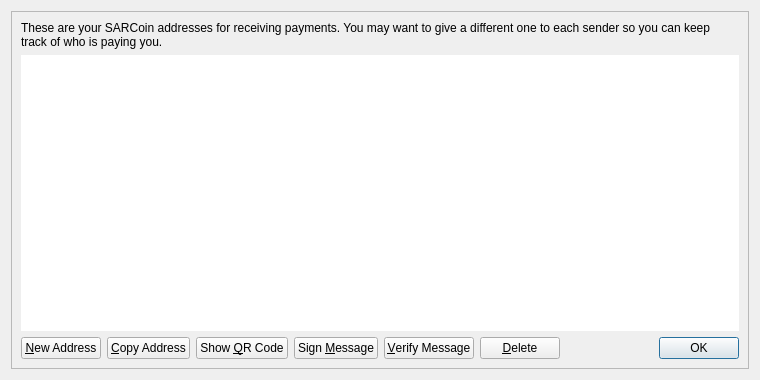
Before: the Qt Designer form src/qt/forms/addressbookpage.ui in sarcoin/SARCoin, drawn with Qt 5.
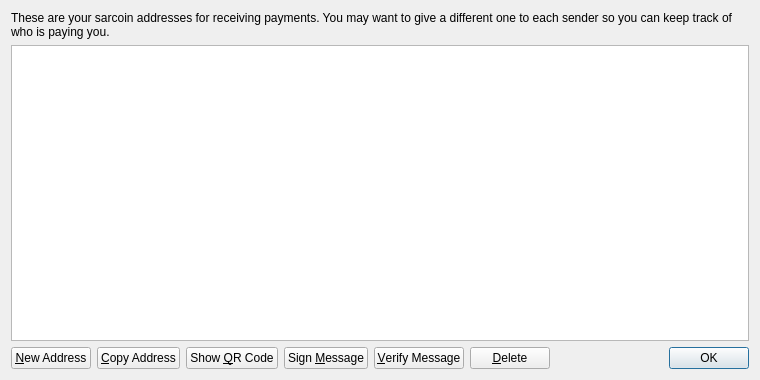
After: the same form once the commit is applied. Icons and pictures are not drawn.

Patch:
```diff
--- a/src/qt/forms/addressbookpage.ui
+++ b/src/qt/forms/addressbookpage.ui
@@ -13,20 +13,11 @@
   <property name="windowTitle">
    <string>Address Book</string>
   </property>
-  <layout class="QVBoxLayout" name="verticalLayout_2">
-   <item>
-    <widget class="QFrame" name="frameMain">
-     <property name="frameShape">
-      <enum>QFrame::StyledPanel</enum>
-     </property>
-     <property name="frameShadow">
-      <enum>QFrame::Raised</enum>
-     </property>
      <layout class="QVBoxLayout" name="verticalLayout">
       <item>
        <widget class="QLabel" name="labelExplanation">
         <property name="text">
-         <string>These are your SARCoin addresses for receiving payments. You may want to give a different one to each sender so you can keep track of who is paying you.</string>
+      <string>These are your sarcoin addresses for receiving payments. You may want to give a different one to each sender so you can keep track of who is paying you.</string>
         </property>
         <property name="textFormat">
          <enum>Qt::PlainText</enum>
@@ -44,9 +35,6 @@
         <property name="toolTip">
          <string>Double-click to edit address or label</string>
         </property>
-        <property name="frameShape">
-         <enum>QFrame::NoFrame</enum>
-        </property>
         <property name="tabKeyNavigation">
          <bool>false</bool>
         </property>
@@ -177,9 +165,6 @@
          </widget>
         </item>
        </layout>
-      </item>
-     </layout>
-    </widget>
    </item>
   </layout>
  </widget>
```
Left out of the diff: 4 changed lines with no effect on the pictures. Lines whose indentation alone changed are shown as unchanged.
